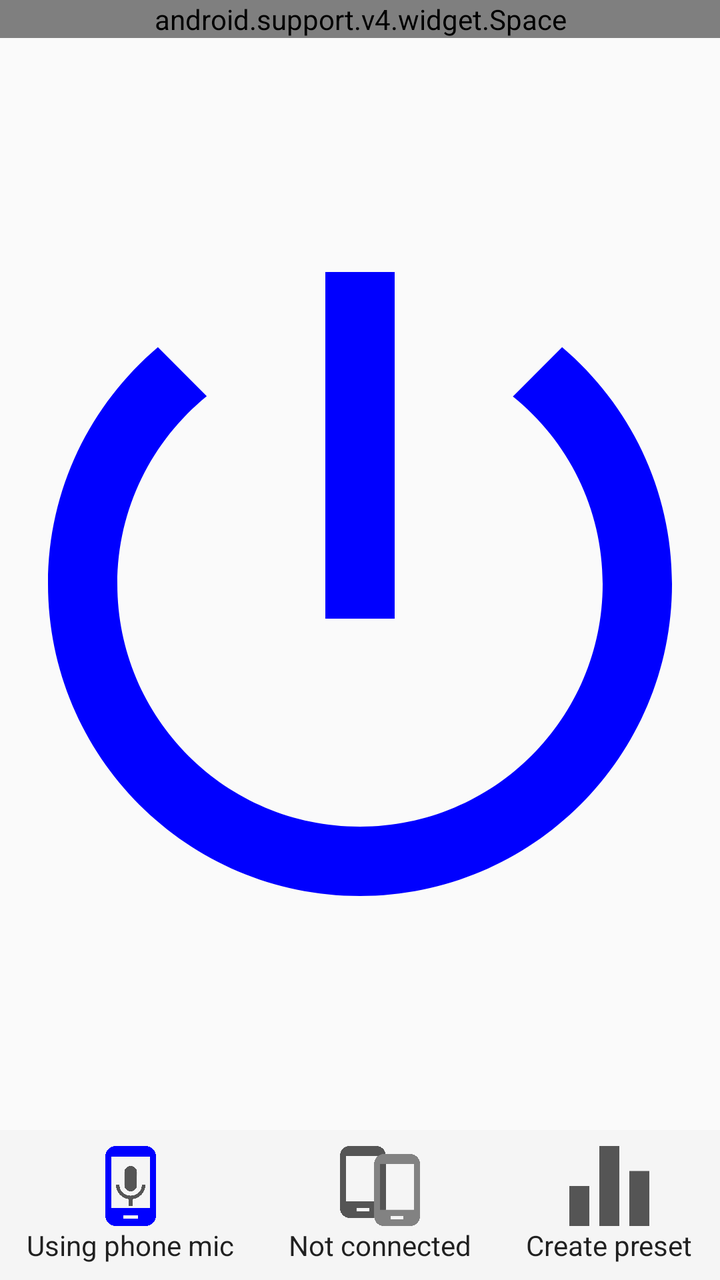
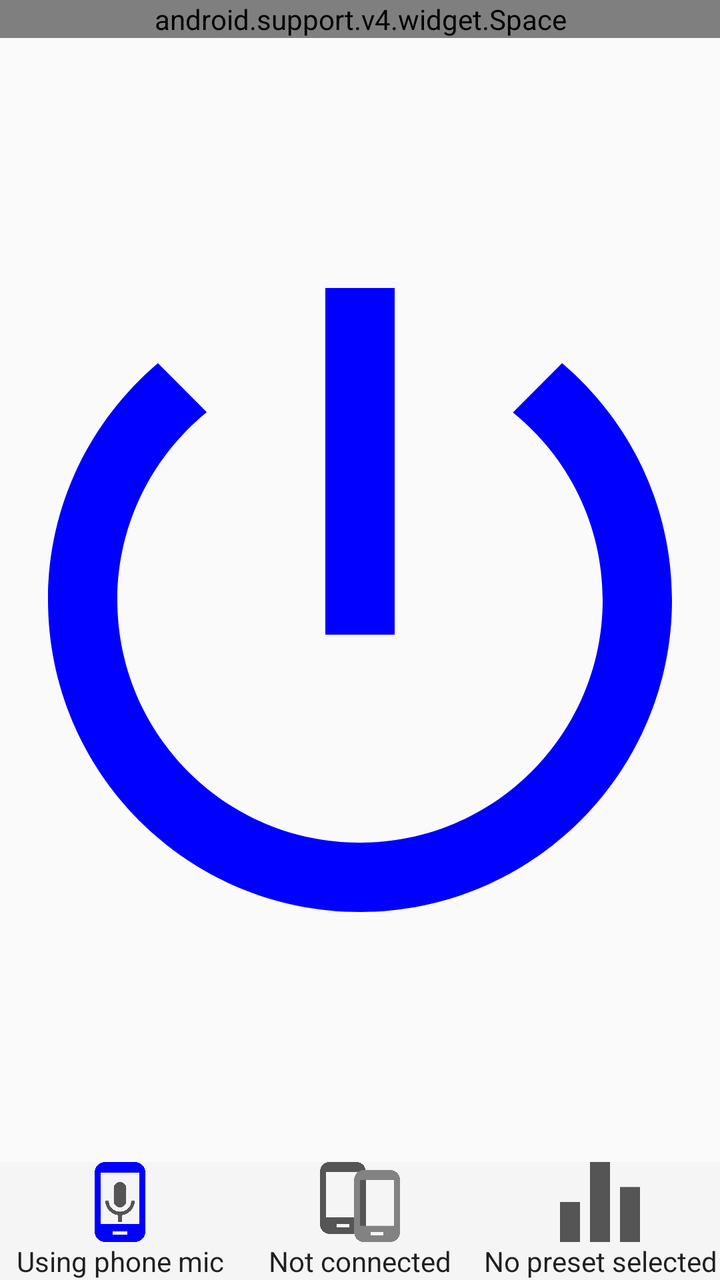

Screens rendered from an Android XML layout before and after an edit, with the pre-edit source and the edit as a unified diff.
<!-- AndroidManifest.xml: application theme AppTheme -->
<!-- res/layout/fragment_listen.xml -->
<?xml version="1.0" encoding="utf-8"?>
<android.support.constraint.ConstraintLayout xmlns:android="http://schemas.android.com/apk/res/android"
    xmlns:app="http://schemas.android.com/apk/res-auto"
    xmlns:tools="http://schemas.android.com/tools"
    android:layout_width="match_parent"
    android:layout_height="match_parent"
    tools:context="peterson.ttu.edu.backupaids.activities.ListenFragment">

    <TextView
        android:id="@+id/ourPinTextView"
        android:layout_width="0dp"
        android:layout_height="wrap_content"
        android:layout_marginStart="16dp"
        android:layout_marginTop="16dp"
        android:text="@string/our_pin"
        android:textAppearance="@android:style/TextAppearance.DeviceDefault"
        android:textSize="20sp"
        android:visibility="gone"
        app:layout_constraintTop_toTopOf="parent"
        app:layout_constraintBottom_toTopOf="@id/listenSpace"
        app:layout_constraintLeft_toLeftOf="parent"/>

    
    <android.support.v4.widget.Space
        android:id="@+id/listenSpace"
        android:layout_width="match_parent"
        android:layout_height="wrap_content"
        app:layout_constraintTop_toBottomOf="@id/ourPinTextView"
        app:layout_constraintBottom_toTopOf="@id/playSound"/>

    <ImageButton
        android:id="@+id/playSound"
        android:layout_width="0dp"
        android:layout_height="0dp"
        android:background="@android:color/transparent"
        android:scaleType="fitCenter"
        android:src="@drawable/ic_power_button_blue"
        android:layout_marginTop="16dp"
        android:layout_marginBottom="16dp"
        android:layout_marginStart="24dp"
        android:layout_marginEnd="24dp"
        app:layout_constraintTop_toBottomOf="@id/listenSpace"
        app:layout_constraintBottom_toTopOf="@id/bottomMenu"
        app:layout_constraintLeft_toLeftOf="parent"
        app:layout_constraintRight_toRightOf="parent"
        android:contentDescription="@string/play_stop_playing_what_the_phone_hears" />

    
    <LinearLayout
        android:id="@+id/bottomMenu"
        android:layout_width="match_parent"
        android:layout_height="wrap_content"
        android:orientation="horizontal"
        android:background="#f5f5f5"
        app:layout_constraintTop_toBottomOf="@id/playSound"
        app:layout_constraintBottom_toBottomOf="parent"
        app:layout_constraintLeft_toLeftOf="parent"
        app:layout_constraintRight_toRightOf="parent">

        <LinearLayout
            android:layout_width="wrap_content"
            android:layout_height="wrap_content"
            android:orientation="vertical"
            android:layout_marginTop="8dp"
            android:layout_marginBottom="8dp"
            android:layout_weight="1"
            android:gravity="center">
            <ImageButton
                android:id="@+id/micToUseButton"
                android:layout_width="40dp"
                android:layout_height="40dp"
                android:background="@android:color/transparent"
                android:scaleType="fitEnd"
                android:src="@drawable/ic_phone_mic_blue"/>
            <TextView
                android:id="@+id/micToUseText"
                android:layout_width="wrap_content"
                android:layout_height="wrap_content"
                android:text="@string/using_phone_mic"
                android:textAppearance="@android:style/TextAppearance.DeviceDefault" />
        </LinearLayout>
        <LinearLayout
            android:layout_width="wrap_content"
            android:layout_height="wrap_content"
            android:orientation="vertical"
            android:layout_marginTop="8dp"
            android:layout_marginBottom="8dp"
            android:layout_weight="1"
            android:gravity="center">
            <ImageButton
                android:id="@+id/makeDiscoverable"
                android:layout_width="40dp"
                android:layout_height="40dp"
                android:adjustViewBounds="false"
                android:background="@android:color/transparent"
                android:contentDescription="@string/make_this_phone_discoverable_by_other_phones"
                android:scaleType="fitEnd"
                android:src="@drawable/ic_phone_in_gray"/>
            <TextView
                android:id="@+id/textForMakeDiscoverableButton"
                android:layout_width="wrap_content"
                android:layout_height="wrap_content"
                android:text="@string/not_connected"
                android:textAppearance="@android:style/TextAppearance.DeviceDefault" />
        </LinearLayout>
        <LinearLayout
            android:layout_width="wrap_content"
            android:layout_height="wrap_content"
            android:orientation="vertical"
            android:layout_marginTop="8dp"
            android:layout_marginBottom="8dp"
            android:layout_weight="1"
            android:gravity="center">
            <ImageButton
                android:id="@+id/presetChooser"
                android:layout_width="40dp"
                android:layout_height="40dp"
                android:adjustViewBounds="false"
                android:background="@android:color/transparent"
                android:contentDescription="@string/make_this_phone_discoverable_by_other_phones"
                android:scaleType="fitEnd"
                android:src="@drawable/ic_equalizer"/>
            <TextView
                android:id="@+id/textForPresetChooser"
                android:layout_width="wrap_content"
                android:layout_height="wrap_content"
                android:text="@string/create_preset"
                android:textAppearance="@android:style/TextAppearance.DeviceDefault" />
        </LinearLayout>

    </LinearLayout>

</android.support.constraint.ConstraintLayout>
<!-- resources referenced by this layout -->
<resources>
  <!-- drawable ic_equalizer (drawable) -->
  <vector xmlns:android="http://schemas.android.com/apk/res/android"
      android:width="24dp"
      android:height="24dp"
      android:viewportWidth="24"
      android:viewportHeight="24">
    <path
        android:fillColor="#555555"
        android:pathData="m9,24h6V0H9ZM0,24H6V12H0ZM18,7.5V24h6V7.5Z"
        android:strokeWidth="1.5"/>
  </vector>
  <!-- drawable ic_phone_in_gray (drawable) -->
  <vector xmlns:android="http://schemas.android.com/apk/res/android"
      android:width="24dp"
      android:height="24dp"
      android:viewportWidth="24"
      android:viewportHeight="24">
    <path
        android:pathData="M10.8002,-0.0225L2.9455,-0.0225C1.3157,-0.0225 0,1.2932 0,2.923L0,18.6321c0,1.6298 1.3157,2.9455 2.9455,2.9455h7.8547c1.6298,0 2.9455,-1.3156 2.9455,-2.9455L13.7457,2.923c0,-1.6298 -1.3157,-2.9455 -2.9455,-2.9455zM8.8365,19.6139L4.9092,19.6139L4.9092,18.6321h3.9273zM12.0275,16.6685L1.7182,16.6685L1.7182,2.923L12.0275,2.923Z"
        android:strokeWidth="0.9818269"
        android:fillColor="#555555"
        android:fillAlpha="1"/>
    <path
        android:pathData="m21.0417,2.4136h-7.8547c-1.6298,0 -2.9455,1.3156 -2.9455,2.9455L10.2415,21.0682c0,1.6298 1.3157,2.9455 2.9455,2.9455h7.8547c1.6298,0 2.9455,-1.3156 2.9455,-2.9455L23.9872,5.3591c0,-1.6298 -1.3157,-2.9455 -2.9455,-2.9455zM19.0781,22.05L15.1507,22.05v-0.9818h3.9273zM22.269,19.1045L11.9597,19.1045L11.9597,5.3591h10.3093z"
        android:strokeWidth="0.9818269"
        android:fillColor="#828282"
        android:fillAlpha="1"/>
  </vector>
  <!-- drawable ic_power_button_blue (drawable) -->
  <vector xmlns:android="http://schemas.android.com/apk/res/android"
      android:width="24dp"
      android:height="24dp"
      android:viewportWidth="24"
      android:viewportHeight="24">
    <path
        android:pathData="m13.3333,0h-2.6667v13.3333h2.6667zM19.7733,2.8933 L17.88,4.7867C19.9867,6.48 21.3333,9.08 21.3333,12 21.3333,17.16 17.16,21.3333 12,21.3333 6.84,21.3333 2.6667,17.16 2.6667,12c0,-2.92 1.3467,-5.52 3.44,-7.2267l-1.88,-1.88C1.64,5.0933 0,8.3467 0,12 0,18.6267 5.3733,24 12,24 18.6267,24 24,18.6267 24,12 24,8.3467 22.36,5.0933 19.7733,2.8933Z"
        android:strokeWidth="1.33333313"
        android:fillColor="#0000ff"
        android:fillAlpha="1"/>
  </vector>
  <string name="create_preset">Create preset</string>
  <string name="make_this_phone_discoverable_by_other_phones">Connect to another phone</string>
  <string name="not_connected">Not connected</string>
  <string name="our_pin">Our PIN: %1$d</string>
  <string name="play_stop_playing_what_the_phone_hears">Play/stop playing what the phone hears</string>
  <string name="using_phone_mic">Using phone mic</string>
  <style name="AppTheme" parent="Theme.AppCompat.Light.DarkActionBar">
          
          <item name="colorPrimary">@color/colorPrimary</item>
          <item name="colorPrimaryDark">@color/colorPrimaryDark</item>
          <item name="colorAccent">@color/colorAccent</item>
      </style>
  <color name="colorPrimary">#3F51B5</color>
  <color name="colorPrimaryDark">#303F9F</color>
  <color name="colorAccent">#FF4081</color>
  <!-- unchanged entries left out for length: 1 -->
</resources>

<!-- the commit's change to res/layout/fragment_listen.xml (unified diff, before → after) -->
@@ -46,88 +46,69 @@
         android:contentDescription="@string/play_stop_playing_what_the_phone_hears" />
 
     
-    <LinearLayout
+    <TableLayout
         android:id="@+id/bottomMenu"
         android:layout_width="match_parent"
         android:layout_height="wrap_content"
         android:orientation="horizontal"
         android:background="#f5f5f5"
+        android:stretchColumns="*"
         app:layout_constraintTop_toBottomOf="@id/playSound"
         app:layout_constraintBottom_toBottomOf="parent"
         app:layout_constraintLeft_toLeftOf="parent"
         app:layout_constraintRight_toRightOf="parent">
 
-        <LinearLayout
-            android:layout_width="wrap_content"
-            android:layout_height="wrap_content"
-            android:orientation="vertical"
-            android:layout_marginTop="8dp"
-            android:layout_marginBottom="8dp"
-            android:layout_weight="1"
-            android:gravity="center">
+        <TableRow>
             <ImageButton
                 android:id="@+id/micToUseButton"
-                android:layout_width="40dp"
+                android:layout_width="0dp"
                 android:layout_height="40dp"
                 android:background="@android:color/transparent"
-                android:scaleType="fitEnd"
+                android:scaleType="fitCenter"
                 android:src="@drawable/ic_phone_mic_blue"/>
-            <TextView
-                android:id="@+id/micToUseText"
-                android:layout_width="wrap_content"
-                android:layout_height="wrap_content"
-                android:text="@string/using_phone_mic"
-                android:textAppearance="@android:style/TextAppearance.DeviceDefault" />
-        </LinearLayout>
-        <LinearLayout
-            android:layout_width="wrap_content"
-            android:layout_height="wrap_content"
-            android:orientation="vertical"
-            android:layout_marginTop="8dp"
-            android:layout_marginBottom="8dp"
-            android:layout_weight="1"
-            android:gravity="center">
             <ImageButton
                 android:id="@+id/makeDiscoverable"
-                android:layout_width="40dp"
+                android:layout_width="0dp"
                 android:layout_height="40dp"
                 android:adjustViewBounds="false"
                 android:background="@android:color/transparent"
                 android:contentDescription="@string/make_this_phone_discoverable_by_other_phones"
-                android:scaleType="fitEnd"
+                android:scaleType="fitCenter"
                 android:src="@drawable/ic_phone_in_gray"/>
-            <TextView
-                android:id="@+id/textForMakeDiscoverableButton"
-                android:layout_width="wrap_content"
-                android:layout_height="wrap_content"
-                android:text="@string/not_connected"
-                android:textAppearance="@android:style/TextAppearance.DeviceDefault" />
-        </LinearLayout>
-        <LinearLayout
-            android:layout_width="wrap_content"
-            android:layout_height="wrap_content"
-            android:orientation="vertical"
-            android:layout_marginTop="8dp"
-            android:layout_marginBottom="8dp"
-            android:layout_weight="1"
-            android:gravity="center">
             <ImageButton
                 android:id="@+id/presetChooser"
-                android:layout_width="40dp"
+                android:layout_width="0dp"
                 android:layout_height="40dp"
                 android:adjustViewBounds="false"
                 android:background="@android:color/transparent"
                 android:contentDescription="@string/make_this_phone_discoverable_by_other_phones"
-                android:scaleType="fitEnd"
+                android:scaleType="fitCenter"
                 android:src="@drawable/ic_equalizer"/>
+        </TableRow>
+        <TableRow>
+            <TextView
+                android:id="@+id/micToUseText"
+                android:layout_width="0dp"
+                android:layout_height="wrap_content"
+                android:text="@string/using_phone_mic"
+                android:textAlignment="center"
+                android:textAppearance="@android:style/TextAppearance.DeviceDefault" />
+            <TextView
+                android:id="@+id/textForMakeDiscoverableButton"
+                android:layout_width="0dp"
+                android:layout_height="wrap_content"
+                android:text="@string/not_connected"
+                android:textAlignment="center"
+                android:textAppearance="@android:style/TextAppearance.DeviceDefault" />
             <TextView
                 android:id="@+id/textForPresetChooser"
-                android:layout_width="wrap_content"
+                android:layout_width="0dp"
                 android:layout_height="wrap_content"
-                android:text="@string/create_preset"
+                android:text="@string/no_preset_selected"
+                android:textAlignment="center"
                 android:textAppearance="@android:style/TextAppearance.DeviceDefault" />
-        </LinearLayout>
+        </TableRow>
 
-    </LinearLayout>
+    </TableLayout>
 
 </android.support.constraint.ConstraintLayout>
<!-- resource entries referenced after the edit -->
@@ -40,8 +40,8 @@
         android:fillColor="#0000ff"
         android:fillAlpha="1"/>
   </vector>
-  <string name="create_preset">Create preset</string>
   <string name="make_this_phone_discoverable_by_other_phones">Connect to another phone</string>
+  <string name="no_preset_selected">No preset selected</string>
   <string name="not_connected">Not connected</string>
   <string name="our_pin">Our PIN: %1$d</string>
   <string name="play_stop_playing_what_the_phone_hears">Play/stop playing what the phone hears</string>
